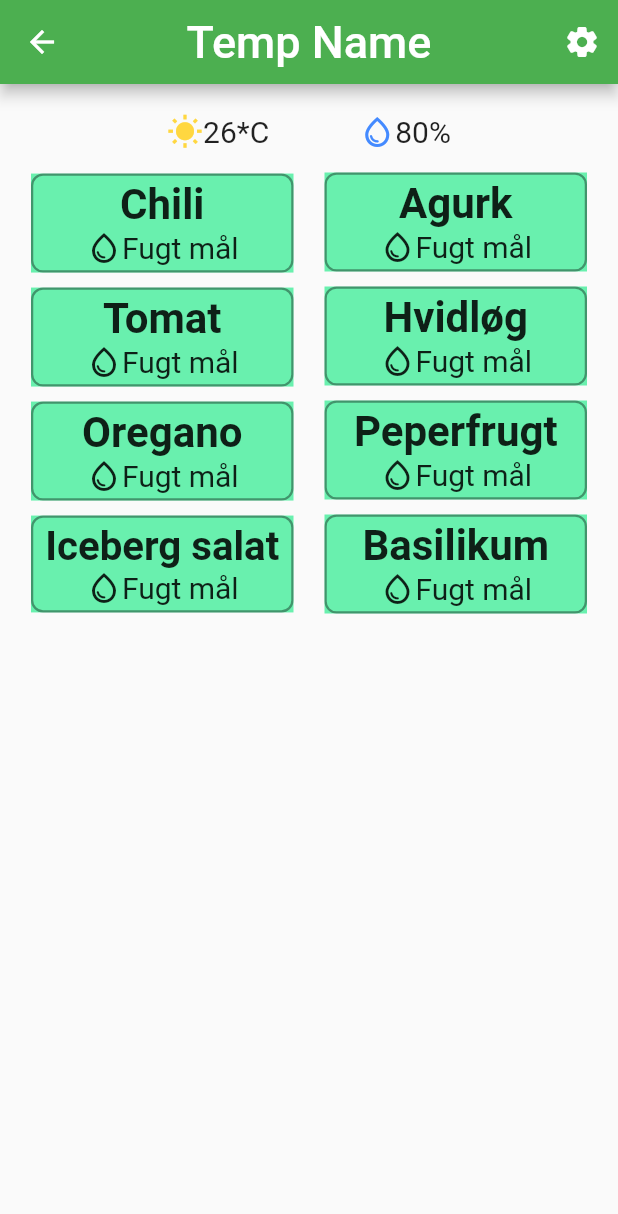
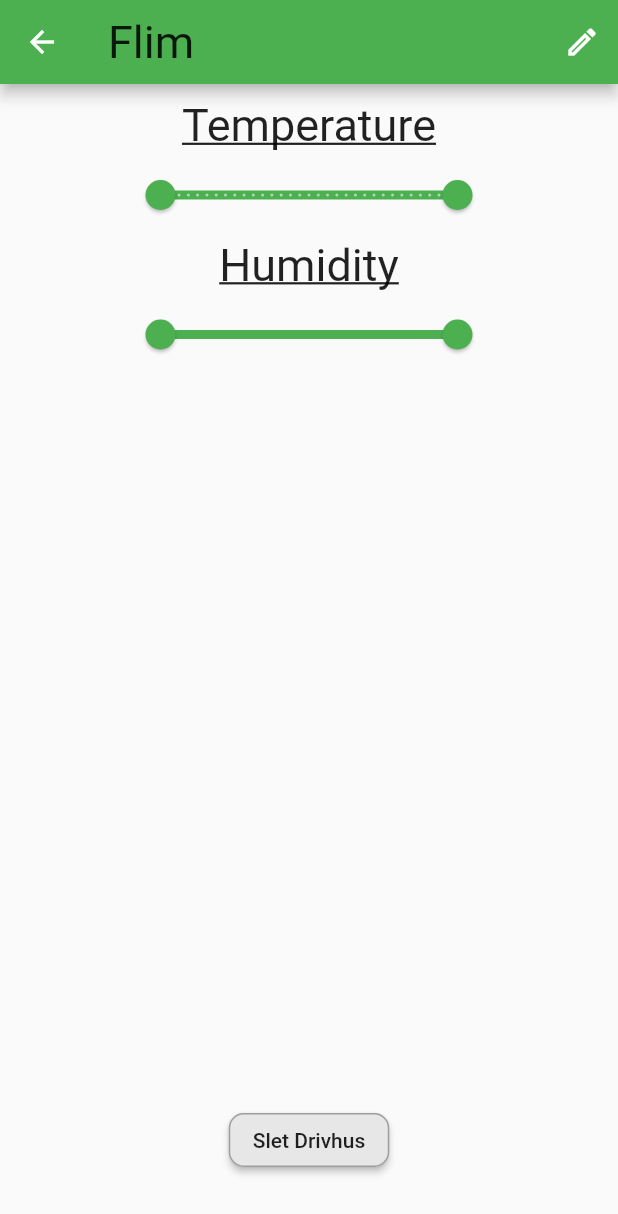
Before and after one commit to H5-BioVeg/BioVeg_App, a Flutter app: the GreenHouseScreen screen opened directly, after a tap on the "settings" icon, on a phone screen of 412 x 824 dp. Shown: the top 1214 px of the screen. Run offline on Flutter 3.47's test engine with Material 2 defaults, Android fonts, the phone set to English and light mode, and no system bars.

Commit message:
GreenhouseSettings page layout finished.
Only adjustments and pop up modal for Delete greenhouse needed. (Also of course working code behind it)

```diff
--- /dev/null
+++ b/lib/screens/GreenHouseSettingsScreen.dart
@@ -0,0 +1,127 @@
+import 'dart:math';
+
+import 'package:flutter/material.dart';
+import 'package:flutter/src/widgets/container.dart';
+import 'package:flutter/src/widgets/framework.dart';
+
+class GreenHouseSettingsScreen extends StatefulWidget {
+  const GreenHouseSettingsScreen({super.key});
+
+  @override
+  State<GreenHouseSettingsScreen> createState() =>
+      _GreenHouseSettingsScreenState();
+}
+
+late TextEditingController _settingsController =
+    TextEditingController.fromValue(TextEditingValue(text: 'Flim'));
+FocusNode nameFocusNode = FocusNode();
+RangeValues _currentTempRange = const RangeValues(0, 40);
+RangeValues _CurrenthumidityRange = const RangeValues(0, 100);
+
+class _GreenHouseSettingsScreenState extends State<GreenHouseSettingsScreen> {
+  @override
+  Widget build(BuildContext context) {
+    return Scaffold(
+      appBar: AppBar(
+        centerTitle: true,
+        title: TextField(
+            style: TextStyle(fontSize: 30),
+            controller: _settingsController,
+            focusNode: nameFocusNode),
+        actions: [
+          IconButton(
+            onPressed: (() {
+              //Open edit name modal
+              setState(() {
+                nameFocusNode.requestFocus();
+                print(_settingsController.text);
+              });
+            }),
+            icon: Icon(Icons.mode_edit_outline_outlined),
+          )
+        ],
+      ),
+      body: Padding(
+        padding: const EdgeInsets.all(10),
+        child: Container(
+          child: Row(
+            mainAxisAlignment: MainAxisAlignment.center,
+            children: [
+              Column(
+                children: [
+                  const Text(
+                      style: TextStyle(
+                        fontSize: 30,
+                        decoration: TextDecoration.underline,
+                      ),
+                      'Temperature'),
+                  SizedBox(height: 5),
+                  Container(
+                    width: 250,
+                    child: RangeSlider(
+                      values: _currentTempRange,
+                      max: 40,
+                      divisions: 32,
+                      labels: RangeLabels(
+                        '${_currentTempRange.start.round()}C',
+                        '${_currentTempRange.end.round()}C',
+                      ),
+                      onChanged: ((RangeValues values) {
+                        setState(() {
+                          _currentTempRange = values;
+                        });
+                      }),
+                    ),
+                  ),
+                  SizedBox(height: 5),
+                  const Text(
+                      style: TextStyle(
+                        fontSize: 30,
+                        decoration: TextDecoration.underline,
+                      ),
+                      'Humidity'),
+                  SizedBox(height: 5),
+                  Container(
+                    width: 250,
+                    child: RangeSlider(
+                      values: _CurrenthumidityRange,
+                      max: 100,
+                      divisions: 50,
+                      labels: RangeLabels(
+                        '${_CurrenthumidityRange.start.round()}%',
+                        '${_CurrenthumidityRange.end.round()}%',
+                      ),
+                      onChanged: ((RangeValues values) {
+                        setState(() {
+                          _CurrenthumidityRange = values;
+                        });
+                      }),
+                    ),
+                  ),
+                  Expanded(
+                      child: Align(
+                    alignment: FractionalOffset.bottomCenter,
+                    child: Padding(
+                      padding: const EdgeInsets.fromLTRB(0, 0, 0, 30),
+                      child: MaterialButton(
+                        color: Color.fromARGB(255, 231, 231, 231),
+                        shape: RoundedRectangleBorder(
+                          borderRadius: BorderRadius.circular(10),
+                          side: BorderSide(color: Colors.grey),
+                        ),
+                        child: const Text("Slet Drivhus"),
+                        onPressed: () {
+                          //SCAN NETWORK METHOD
+                        },
+                      ),
+                    ),
+                  ))
+                ],
+              ),
+            ],
+          ),
+        ),
+      ),
+    );
+  }
+}
--- a/lib/screens/Greenhousescreen.dart
+++ b/lib/screens/Greenhousescreen.dart
@@ -1,3 +1,4 @@
+import 'package:bio_veg/screens/GreenHouseSettingsScreen.dart';
 import 'package:bio_veg/widgets/GhPlant.dart';
 import 'package:flutter/material.dart';
 
@@ -14,10 +15,15 @@ class GreenHouseScreen extends StatelessWidget {
         title: Text(style: TextStyle(fontSize: 30), houseName),
         actions: [
           IconButton(
-              icon: const Icon(Icons.settings_rounded),
-              onPressed: (() {
-                //Go to settings
-              })),
+            icon: const Icon(Icons.settings_rounded),
+            //Go to settings
+            onPressed: (() {
+              Navigator.push(
+                  context,
+                  MaterialPageRoute(
+                      builder: (context) => GreenHouseSettingsScreen()));
+            }),
+          ),
         ],
       ),
       body: Container(
```
